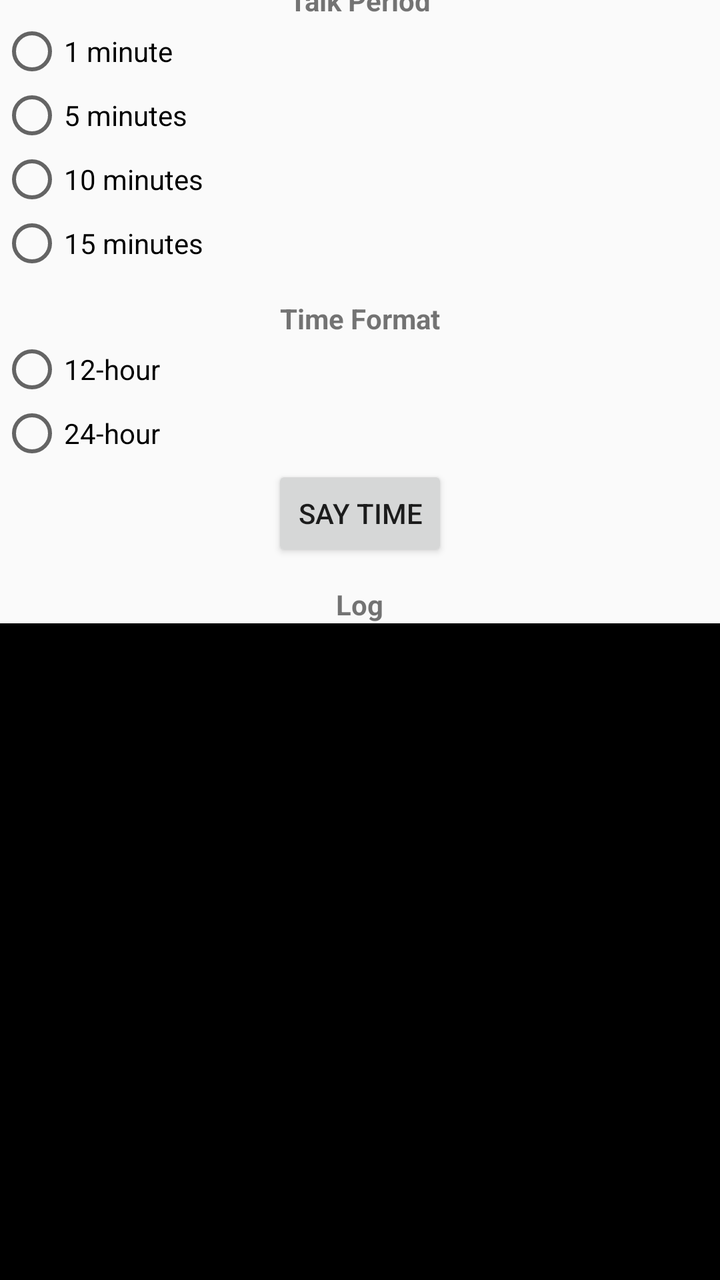
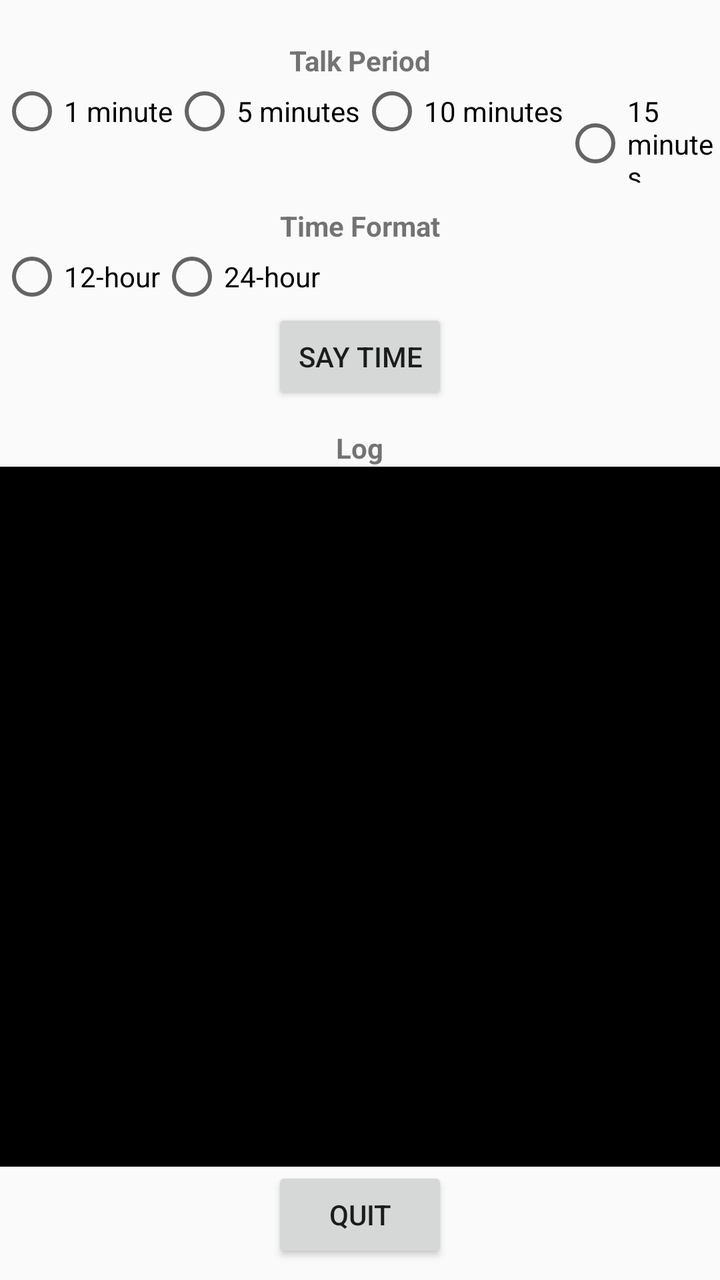

Screens rendered from an Android XML layout before and after an edit, with the pre-edit source and the edit as a unified diff.
<!-- AndroidManifest.xml: application theme Theme.TalkingClock -->
<!-- res/layout/activity_main.xml -->
<?xml version="1.0" encoding="utf-8"?>
<LinearLayout xmlns:android="http://schemas.android.com/apk/res/android"
    android:layout_width="match_parent"
    android:layout_height="match_parent"
    android:gravity="center"
    android:orientation="vertical">

    
    <TextView
        android:layout_width="wrap_content"
        android:layout_height="wrap_content"
        android:text="@string/talk_period"
        android:textStyle="bold"
        android:paddingTop="12dp" />
    <RadioGroup
        android:id="@+id/periodGroup"
        android:layout_width="match_parent"
        android:layout_height="wrap_content">
        <RadioButton
            android:id="@+id/period1"
            android:layout_width="wrap_content"
            android:layout_height="wrap_content"
            android:text="@string/_1_minute" />
        <RadioButton
            android:id="@+id/period5"
            android:layout_width="wrap_content"
            android:layout_height="wrap_content"
            android:text="@string/_5_minutes" />
        <RadioButton
            android:id="@+id/period10"
            android:layout_width="wrap_content"
            android:layout_height="wrap_content"
            android:text="@string/_10_minutes" />
        <RadioButton
            android:id="@+id/period15"
            android:layout_width="wrap_content"
            android:layout_height="wrap_content"
            android:text="@string/_15_minutes" />
    </RadioGroup>

    
    <TextView
        android:layout_width="wrap_content"
        android:layout_height="wrap_content"
        android:text="@string/time_format"
        android:textStyle="bold"
        android:paddingTop="12dp" />
    <RadioGroup
        android:id="@+id/timeFormatGroup"
        android:layout_width="match_parent"
        android:layout_height="wrap_content">
        <RadioButton
            android:id="@+id/time12"
            android:layout_width="wrap_content"
            android:layout_height="wrap_content"
            android:text="@string/_12_hour" />
        <RadioButton
            android:id="@+id/time24"
            android:layout_width="wrap_content"
            android:layout_height="wrap_content"
            android:text="@string/_24_hour" />
    </RadioGroup>
    <Button
        android:id="@+id/btnSayTime"
        android:layout_width="wrap_content"
        android:layout_height="wrap_content"
        android:text="@string/say_time" />
    <TextView
        android:layout_width="wrap_content"
        android:layout_height="wrap_content"
        android:text="@string/log"
        android:textStyle="bold"
        android:paddingTop="12dp" />
    <ScrollView
        android:layout_width="match_parent"
        android:layout_height="350dp"
        android:fillViewport="true">
        <TextView
            android:id="@+id/logView"
            android:layout_width="match_parent"
            android:layout_height="wrap_content"
            android:textSize="11sp"
            android:padding="8dp"
            android:textColor="#FFFFFF"
            android:background="#000000"
            android:textIsSelectable="false"
            android:scrollbars="vertical" />
    </ScrollView>
</LinearLayout>
<!-- resources referenced by this layout -->
<resources>
  <string name="_10_minutes">10 minutes</string>
  <string name="_12_hour">12-hour</string>
  <string name="_15_minutes">15 minutes</string>
  <string name="_1_minute">1 minute</string>
  <string name="_24_hour">24-hour</string>
  <string name="_5_minutes">5 minutes</string>
  <string name="log">Log</string>
  <string name="say_time">Say Time</string>
  <string name="talk_period">Talk Period</string>
  <string name="time_format">Time Format</string>
  <style name="Theme.TalkingClock" parent="Base.Theme.TalkingClock" />
  <style name="Base.Theme.TalkingClock" parent="Theme.AppCompat.Light.DarkActionBar" />
</resources>

<!-- the commit's change to res/layout/activity_main.xml (unified diff, before → after) -->
@@ -15,7 +15,8 @@
     <RadioGroup
         android:id="@+id/periodGroup"
         android:layout_width="match_parent"
-        android:layout_height="wrap_content">
+        android:layout_height="wrap_content"
+        android:orientation="horizontal">
         <RadioButton
             android:id="@+id/period1"
             android:layout_width="wrap_content"
@@ -48,7 +49,8 @@
     <RadioGroup
         android:id="@+id/timeFormatGroup"
         android:layout_width="match_parent"
-        android:layout_height="wrap_content">
+        android:layout_height="wrap_content"
+        android:orientation="horizontal">
         <RadioButton
             android:id="@+id/time12"
             android:layout_width="wrap_content"
@@ -86,4 +88,9 @@
             android:textIsSelectable="false"
             android:scrollbars="vertical" />
     </ScrollView>
+    <Button
+        android:id="@+id/btnQuit"
+        android:layout_width="wrap_content"
+        android:layout_height="wrap_content"
+        android:text="@string/quit" />
 </LinearLayout>
<!-- resource entries referenced after the edit -->
@@ -7,6 +7,7 @@
   <string name="_24_hour">24-hour</string>
   <string name="_5_minutes">5 minutes</string>
   <string name="log">Log</string>
+  <string name="quit">Quit</string>
   <string name="say_time">Say Time</string>
   <string name="talk_period">Talk Period</string>
   <string name="time_format">Time Format</string>
